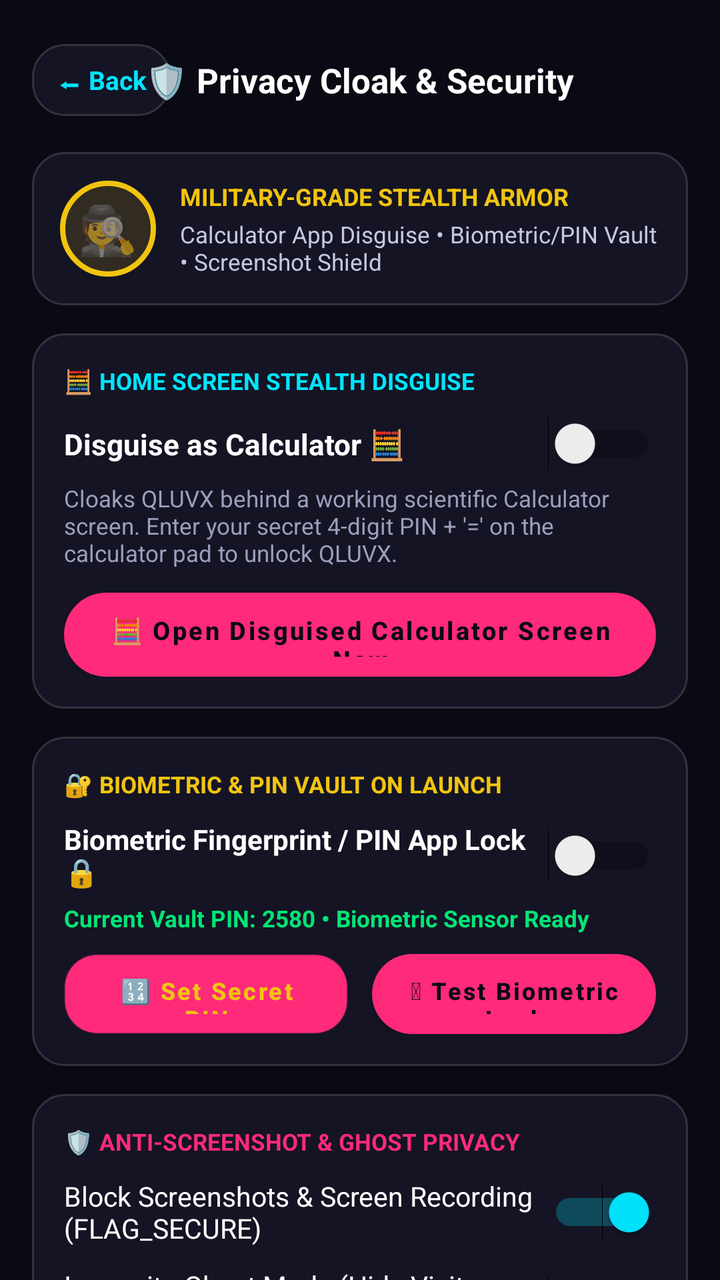
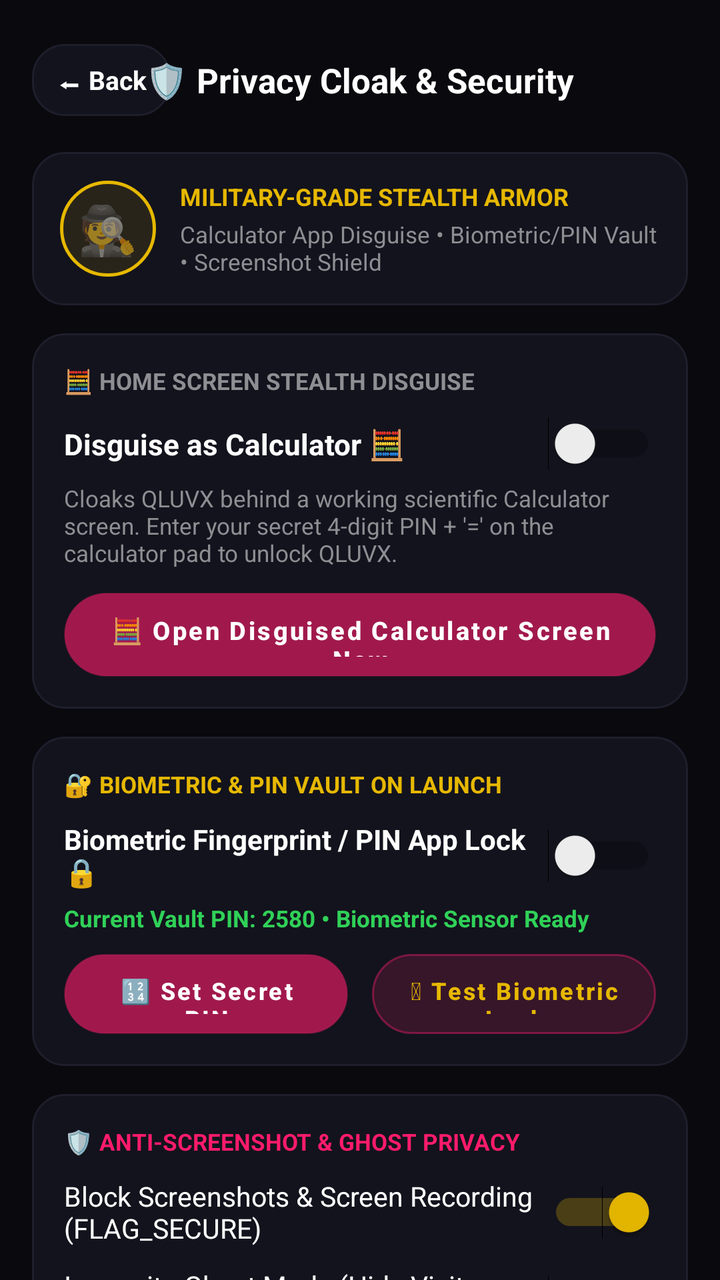

Two renders of the same Android screen: before a commit and after it. Below are the layout's source before the change and the commit's diff.
<!-- AndroidManifest.xml: application theme Theme.QLUVX -->
<!-- res/layout/activity_privacy_security.xml -->
<?xml version="1.0" encoding="utf-8"?>
<ScrollView xmlns:android="http://schemas.android.com/apk/res/android"
    android:layout_width="match_parent"
    android:layout_height="match_parent"
    android:background="#0A0A14"
    android:fillViewport="true"
    android:scrollbars="none">

    <LinearLayout
        android:layout_width="match_parent"
        android:layout_height="wrap_content"
        android:orientation="vertical"
        android:padding="16dp">

        
        <RelativeLayout
            android:layout_width="match_parent"
            android:layout_height="48dp">

            <TextView
                android:id="@+id/btnBackPrivacy"
                android:layout_width="wrap_content"
                android:layout_height="36dp"
                android:layout_centerVertical="true"
                android:background="@drawable/bg_walla_glass_card"
                android:gravity="center"
                android:paddingHorizontal="12dp"
                android:text="⬅ Back"
                android:textColor="#00E5FF"
                android:textSize="13sp"
                android:textStyle="bold" />

            <TextView
                android:layout_width="wrap_content"
                android:layout_height="wrap_content"
                android:layout_centerInParent="true"
                android:text="🛡️ Privacy Cloak &amp; Security"
                android:textColor="#FFFFFF"
                android:textSize="17sp"
                android:textStyle="bold" />
        </RelativeLayout>

        
        <LinearLayout
            android:layout_width="match_parent"
            android:layout_height="wrap_content"
            android:layout_marginTop="12dp"
            android:background="@drawable/bg_walla_glass_card"
            android:gravity="center_vertical"
            android:orientation="horizontal"
            android:padding="14dp">

            <TextView
                android:layout_width="48dp"
                android:layout_height="48dp"
                android:background="@drawable/bg_seat_neon_gold"
                android:gravity="center"
                android:text="🕵️"
                android:textSize="24sp" />

            <LinearLayout
                android:layout_width="0dp"
                android:layout_height="wrap_content"
                android:layout_marginStart="12dp"
                android:layout_weight="1"
                android:orientation="vertical">

                <TextView
                    android:id="@+id/tvCloakStatusHeadline"
                    android:layout_width="wrap_content"
                    android:layout_height="wrap_content"
                    android:text="MILITARY-GRADE STEALTH ARMOR"
                    android:textColor="#F1C40F"
                    android:textSize="12sp"
                    android:textStyle="bold" />

                <TextView
                    android:id="@+id/tvCloakStatusSub"
                    android:layout_width="wrap_content"
                    android:layout_height="wrap_content"
                    android:layout_marginTop="3dp"
                    android:text="Calculator App Disguise • Biometric/PIN Vault • Screenshot Shield"
                    android:textColor="#C7C7E2"
                    android:textSize="11.5sp" />
            </LinearLayout>
        </LinearLayout>

        
        <LinearLayout
            android:layout_width="match_parent"
            android:layout_height="wrap_content"
            android:layout_marginTop="14dp"
            android:background="@drawable/bg_walla_glass_card"
            android:orientation="vertical"
            android:padding="16dp">

            <TextView
                android:layout_width="wrap_content"
                android:layout_height="wrap_content"
                android:text="🧮 HOME SCREEN STEALTH DISGUISE"
                android:textColor="#00E5FF"
                android:textSize="11.5sp"
                android:textStyle="bold" />

            <Switch
                android:id="@+id/swDisguiseCalculator"
                android:layout_width="match_parent"
                android:layout_height="wrap_content"
                android:layout_marginTop="10dp"
                android:text="Disguise as Calculator 🧮"
                android:textColor="#FFFFFF"
                android:textSize="14.5sp"
                android:textStyle="bold" />

            <TextView
                android:layout_width="match_parent"
                android:layout_height="wrap_content"
                android:layout_marginTop="6dp"
                android:text="Cloaks QLUVX behind a working scientific Calculator screen. Enter your secret 4-digit PIN + '=' on the calculator pad to unlock QLUVX."
                android:textColor="#9E9EBC"
                android:textSize="11.5sp" />

            <Button
                android:id="@+id/btnTestCalculatorCloak"
                android:layout_width="match_parent"
                android:layout_height="42dp"
                android:layout_marginTop="12dp"
                android:background="@drawable/bg_walla_cyan_pill"
                android:text="🧮 Open Disguised Calculator Screen Now"
                android:textAllCaps="false"
                android:textColor="#0A0A14"
                android:textSize="12.5sp"
                android:textStyle="bold" />
        </LinearLayout>

        
        <LinearLayout
            android:layout_width="match_parent"
            android:layout_height="wrap_content"
            android:layout_marginTop="14dp"
            android:background="@drawable/bg_walla_glass_card"
            android:orientation="vertical"
            android:padding="16dp">

            <TextView
                android:layout_width="wrap_content"
                android:layout_height="wrap_content"
                android:text="🔐 BIOMETRIC &amp; PIN VAULT ON LAUNCH"
                android:textColor="#F1C40F"
                android:textSize="11.5sp"
                android:textStyle="bold" />

            <Switch
                android:id="@+id/swBiometricPinLock"
                android:layout_width="match_parent"
                android:layout_height="wrap_content"
                android:layout_marginTop="10dp"
                android:text="Biometric Fingerprint / PIN App Lock 🔒"
                android:textColor="#FFFFFF"
                android:textSize="14sp"
                android:textStyle="bold" />

            <TextView
                android:id="@+id/tvCurrentPinDisplay"
                android:layout_width="wrap_content"
                android:layout_height="wrap_content"
                android:layout_marginTop="6dp"
                android:text="Current Vault PIN: 2580 • Biometric Sensor Ready"
                android:textColor="#00E676"
                android:textSize="11.5sp"
                android:textStyle="bold" />

            <LinearLayout
                android:layout_width="match_parent"
                android:layout_height="wrap_content"
                android:layout_marginTop="10dp"
                android:orientation="horizontal"
                android:weightSum="2">

                <Button
                    android:id="@+id/btnChangePinCode"
                    android:layout_width="0dp"
                    android:layout_height="40dp"
                    android:layout_marginEnd="6dp"
                    android:layout_weight="1"
                    android:background="@drawable/bg_walla_glass_card"
                    android:text="🔢 Set Secret PIN"
                    android:textAllCaps="false"
                    android:textColor="#F1C40F"
                    android:textSize="12sp"
                    android:textStyle="bold" />

                <Button
                    android:id="@+id/btnTestBiometricScan"
                    android:layout_width="0dp"
                    android:layout_height="40dp"
                    android:layout_marginStart="6dp"
                    android:layout_weight="1"
                    android:background="@drawable/bg_walla_gold_pill"
                    android:text="🫆 Test Biometric Lock"
                    android:textAllCaps="false"
                    android:textColor="#0A0A14"
                    android:textSize="12sp"
                    android:textStyle="bold" />
            </LinearLayout>
        </LinearLayout>

        
        <LinearLayout
            android:layout_width="match_parent"
            android:layout_height="wrap_content"
            android:layout_marginTop="14dp"
            android:background="@drawable/bg_walla_glass_card"
            android:orientation="vertical"
            android:padding="16dp">

            <TextView
                android:layout_width="wrap_content"
                android:layout_height="wrap_content"
                android:text="🛡️ ANTI-SCREENSHOT &amp; GHOST PRIVACY"
                android:textColor="#FF2A7A"
                android:textSize="11.5sp"
                android:textStyle="bold" />

            <Switch
                android:id="@+id/swScreenshotShield"
                android:layout_width="match_parent"
                android:layout_height="wrap_content"
                android:layout_marginTop="10dp"
                android:checked="true"
                android:text="Block Screenshots &amp; Screen Recording (FLAG_SECURE)"
                android:textColor="#FFFFFF"
                android:textSize="13.5sp" />

            <Switch
                android:id="@+id/swGhostStealth"
                android:layout_width="match_parent"
                android:layout_height="wrap_content"
                android:layout_marginTop="10dp"
                android:text="Incognito Ghost Mode (Hide Visit Footprints)"
                android:textColor="#FFFFFF"
                android:textSize="13.5sp" />
        </LinearLayout>

        
        <LinearLayout
            android:layout_width="match_parent"
            android:layout_height="wrap_content"
            android:layout_marginTop="16dp"
            android:layout_marginBottom="24dp"
            android:background="@drawable/bg_walla_glass_card"
            android:orientation="vertical"
            android:padding="16dp">

            <TextView
                android:layout_width="wrap_content"
                android:layout_height="wrap_content"
                android:text="🚨 INSTANT EMERGENCY PROTECTION"
                android:textColor="#FF5252"
                android:textSize="11.5sp"
                android:textStyle="bold" />

            <TextView
                android:layout_width="match_parent"
                android:layout_height="wrap_content"
                android:layout_marginTop="4dp"
                android:text="Instantly scrubs active screen from Android Recents and terminates QLUVX in 1 tap."
                android:textColor="#C7C7E2"
                android:textSize="11.5sp" />

            <Button
                android:id="@+id/btnEmergencyPanicExit"
                android:layout_width="match_parent"
                android:layout_height="52dp"
                android:layout_marginTop="12dp"
                android:background="@drawable/bg_walla_pink_pill"
                android:text="1-Tap Emergency Panic Exit 🚨"
                android:textAllCaps="false"
                android:textColor="#FFFFFF"
                android:textSize="15sp"
                android:textStyle="bold" />
        </LinearLayout>

    </LinearLayout>
</ScrollView>
<!-- resources referenced by this layout -->
<resources>
  <!-- drawable bg_seat_neon_gold (drawable) -->
  <?xml version="1.0" encoding="utf-8"?>
  <shape xmlns:android="http://schemas.android.com/apk/res/android"
      android:shape="oval">
      <solid android:color="#22F1C40F" />
      <stroke
          android:width="2.5dp"
          android:color="#F1C40F" />
  </shape>
  <!-- drawable bg_walla_cyan_pill (drawable) -->
  <?xml version="1.0" encoding="utf-8"?>
  <shape xmlns:android="http://schemas.android.com/apk/res/android"
      android:shape="rectangle">
      <gradient
          android:angle="0"
          android:endColor="#00B0FF"
          android:startColor="#00E5FF" />
      <corners android:radius="999dp" />
  </shape>
  <!-- drawable bg_walla_glass_card (drawable) -->
  <?xml version="1.0" encoding="utf-8"?>
  <shape xmlns:android="http://schemas.android.com/apk/res/android"
      android:shape="rectangle">
      <solid android:color="#141424" />
      <corners android:radius="16dp" />
      <stroke
          android:width="1dp"
          android:color="#26FFFFFF" />
  </shape>
  <!-- drawable bg_walla_gold_pill (drawable) -->
  <?xml version="1.0" encoding="utf-8"?>
  <shape xmlns:android="http://schemas.android.com/apk/res/android"
      android:shape="rectangle">
      <gradient
          android:angle="0"
          android:endColor="#FF8F00"
          android:startColor="#F1C40F" />
      <corners android:radius="999dp" />
  </shape>
  <!-- drawable bg_walla_pink_pill (drawable) -->
  <?xml version="1.0" encoding="utf-8"?>
  <shape xmlns:android="http://schemas.android.com/apk/res/android"
      android:shape="rectangle">
      <gradient
          android:angle="0"
          android:endColor="#FF5252"
          android:startColor="#FF2A7A" />
      <corners android:radius="999dp" />
  </shape>
  <style name="Theme.QLUVX" parent="Theme.MaterialComponents.DayNight.NoActionBar">
          <item name="colorPrimary">@color/walla_pink_neon</item>
          <item name="colorPrimaryVariant">@color/walla_surface_obsidian</item>
          <item name="colorSecondary">@color/walla_cyan_neon</item>
          <item name="android:windowBackground">@color/walla_bg_velvet</item>
          <item name="android:statusBarColor">#0A0A14</item>
          <item name="android:navigationBarColor">#101020</item>
          <item name="android:textColorPrimary">@color/qluvx_text_primary</item>
          <item name="android:textColorSecondary">@color/qluvx_text_secondary</item>
      </style>
  <color name="walla_pink_neon">#FF2A7A</color>
  <color name="walla_surface_obsidian">#141424</color>
  <color name="walla_cyan_neon">#00E5FF</color>
  <color name="walla_bg_velvet">#0A0A14</color>
  <color name="qluvx_text_primary">#FFFFFF</color>
  <color name="qluvx_text_secondary">#C7C7E2</color>
</resources>

<!-- the commit's change to res/layout/activity_privacy_security.xml (unified diff, before → after) -->
@@ -2,7 +2,7 @@
 <ScrollView xmlns:android="http://schemas.android.com/apk/res/android"
     android:layout_width="match_parent"
     android:layout_height="match_parent"
-    android:background="#0A0A14"
+    android:background="#09090E"
     android:fillViewport="true"
     android:scrollbars="none">
 
@@ -26,7 +26,7 @@
                 android:gravity="center"
                 android:paddingHorizontal="12dp"
                 android:text="⬅ Back"
-                android:textColor="#00E5FF"
+                android:textColor="#FFFFFF"
                 android:textSize="13sp"
                 android:textStyle="bold" />
 
@@ -70,7 +70,7 @@
                     android:layout_width="wrap_content"
                     android:layout_height="wrap_content"
                     android:text="MILITARY-GRADE STEALTH ARMOR"
-                    android:textColor="#F1C40F"
+                    android:textColor="#E6B800"
                     android:textSize="12sp"
                     android:textStyle="bold" />
 
@@ -80,7 +80,7 @@
                     android:layout_height="wrap_content"
                     android:layout_marginTop="3dp"
                     android:text="Calculator App Disguise • Biometric/PIN Vault • Screenshot Shield"
-                    android:textColor="#C7C7E2"
+                    android:textColor="#8E8E93"
                     android:textSize="11.5sp" />
             </LinearLayout>
         </LinearLayout>
@@ -98,7 +98,7 @@
                 android:layout_width="wrap_content"
                 android:layout_height="wrap_content"
                 android:text="🧮 HOME SCREEN STEALTH DISGUISE"
-                android:textColor="#00E5FF"
+                android:textColor="#8E8E93"
                 android:textSize="11.5sp"
                 android:textStyle="bold" />
 
@@ -117,7 +117,7 @@
                 android:layout_height="wrap_content"
                 android:layout_marginTop="6dp"
                 android:text="Cloaks QLUVX behind a working scientific Calculator screen. Enter your secret 4-digit PIN + '=' on the calculator pad to unlock QLUVX."
-                android:textColor="#9E9EBC"
+                android:textColor="#8E8E93"
                 android:textSize="11.5sp" />
 
             <Button
@@ -125,10 +125,10 @@
                 android:layout_width="match_parent"
                 android:layout_height="42dp"
                 android:layout_marginTop="12dp"
-                android:background="@drawable/bg_walla_cyan_pill"
+                android:background="@drawable/bg_walla_pill_dark"
                 android:text="🧮 Open Disguised Calculator Screen Now"
                 android:textAllCaps="false"
-                android:textColor="#0A0A14"
+                android:textColor="#FFFFFF"
                 android:textSize="12.5sp"
                 android:textStyle="bold" />
         </LinearLayout>
@@ -146,7 +146,7 @@
                 android:layout_width="wrap_content"
                 android:layout_height="wrap_content"
                 android:text="🔐 BIOMETRIC &amp; PIN VAULT ON LAUNCH"
-                android:textColor="#F1C40F"
+                android:textColor="#E6B800"
                 android:textSize="11.5sp"
                 android:textStyle="bold" />
 
@@ -166,7 +166,7 @@
                 android:layout_height="wrap_content"
                 android:layout_marginTop="6dp"
                 android:text="Current Vault PIN: 2580 • Biometric Sensor Ready"
-                android:textColor="#00E676"
+                android:textColor="#30D158"
                 android:textSize="11.5sp"
                 android:textStyle="bold" />
 
@@ -183,10 +183,10 @@
                     android:layout_height="40dp"
                     android:layout_marginEnd="6dp"
                     android:layout_weight="1"
-                    android:background="@drawable/bg_walla_glass_card"
+                    android:background="@drawable/bg_walla_pill_dark"
                     android:text="🔢 Set Secret PIN"
                     android:textAllCaps="false"
-                    android:textColor="#F1C40F"
+                    android:textColor="#FFFFFF"
                     android:textSize="12sp"
                     android:textStyle="bold" />
 
@@ -199,7 +199,7 @@
                     android:background="@drawable/bg_walla_gold_pill"
                     android:text="🫆 Test Biometric Lock"
                     android:textAllCaps="false"
-                    android:textColor="#0A0A14"
+                    android:textColor="#E6B800"
                     android:textSize="12sp"
                     android:textStyle="bold" />
             </LinearLayout>
@@ -218,7 +218,7 @@
                 android:layout_width="wrap_content"
                 android:layout_height="wrap_content"
                 android:text="🛡️ ANTI-SCREENSHOT &amp; GHOST PRIVACY"
-                android:textColor="#FF2A7A"
+                android:textColor="#FF1B6B"
                 android:textSize="11.5sp"
                 android:textStyle="bold" />
 
@@ -256,7 +256,7 @@
                 android:layout_width="wrap_content"
                 android:layout_height="wrap_content"
                 android:text="🚨 INSTANT EMERGENCY PROTECTION"
-                android:textColor="#FF5252"
+                android:textColor="#FF1B6B"
                 android:textSize="11.5sp"
                 android:textStyle="bold" />
 
@@ -265,7 +265,7 @@
                 android:layout_height="wrap_content"
                 android:layout_marginTop="4dp"
                 android:text="Instantly scrubs active screen from Android Recents and terminates QLUVX in 1 tap."
-                android:textColor="#C7C7E2"
+                android:textColor="#8E8E93"
                 android:textSize="11.5sp" />
 
             <Button
<!-- resource entries referenced after the edit -->
@@ -4,40 +4,40 @@
   <?xml version="1.0" encoding="utf-8"?>
   <shape xmlns:android="http://schemas.android.com/apk/res/android"
       android:shape="oval">
-      <solid android:color="#22F1C40F" />
+      <solid android:color="#1AE6B800" />
       <stroke
-          android:width="2.5dp"
-          android:color="#F1C40F" />
-  </shape>
-  <!-- drawable bg_walla_cyan_pill (drawable) -->
-  <?xml version="1.0" encoding="utf-8"?>
-  <shape xmlns:android="http://schemas.android.com/apk/res/android"
-      android:shape="rectangle">
-      <gradient
-          android:angle="0"
-          android:endColor="#00B0FF"
-          android:startColor="#00E5FF" />
-      <corners android:radius="999dp" />
+          android:width="1.5dp"
+          android:color="#E6B800" />
   </shape>
   <!-- drawable bg_walla_glass_card (drawable) -->
   <?xml version="1.0" encoding="utf-8"?>
   <shape xmlns:android="http://schemas.android.com/apk/res/android"
       android:shape="rectangle">
-      <solid android:color="#141424" />
+      <solid android:color="#13131D" />
       <corners android:radius="16dp" />
       <stroke
           android:width="1dp"
-          android:color="#26FFFFFF" />
+          android:color="#1E1E2C" />
   </shape>
   <!-- drawable bg_walla_gold_pill (drawable) -->
   <?xml version="1.0" encoding="utf-8"?>
   <shape xmlns:android="http://schemas.android.com/apk/res/android"
       android:shape="rectangle">
-      <gradient
-          android:angle="0"
-          android:endColor="#FF8F00"
-          android:startColor="#F1C40F" />
+      <solid android:color="#26E6B800" />
       <corners android:radius="999dp" />
+      <stroke
+          android:width="1dp"
+          android:color="#66E6B800" />
+  </shape>
+  <!-- drawable bg_walla_pill_dark (drawable) -->
+  <?xml version="1.0" encoding="utf-8"?>
+  <shape xmlns:android="http://schemas.android.com/apk/res/android"
+      android:shape="rectangle">
+      <solid android:color="#9909090E" />
+      <corners android:radius="999dp" />
+      <stroke
+          android:width="0.8dp"
+          android:color="#28FFFFFF" />
   </shape>
   <!-- drawable bg_walla_pink_pill (drawable) -->
   <?xml version="1.0" encoding="utf-8"?>
@@ -45,25 +45,25 @@
       android:shape="rectangle">
       <gradient
           android:angle="0"
-          android:endColor="#FF5252"
-          android:startColor="#FF2A7A" />
+          android:endColor="#FF4585"
+          android:startColor="#FF1B6B" />
       <corners android:radius="999dp" />
   </shape>
   <style name="Theme.QLUVX" parent="Theme.MaterialComponents.DayNight.NoActionBar">
           <item name="colorPrimary">@color/walla_pink_neon</item>
           <item name="colorPrimaryVariant">@color/walla_surface_obsidian</item>
-          <item name="colorSecondary">@color/walla_cyan_neon</item>
+          <item name="colorSecondary">@color/walla_gold_royal</item>
           <item name="android:windowBackground">@color/walla_bg_velvet</item>
-          <item name="android:statusBarColor">#0A0A14</item>
-          <item name="android:navigationBarColor">#101020</item>
+          <item name="android:statusBarColor">#09090E</item>
+          <item name="android:navigationBarColor">#000000</item>
           <item name="android:textColorPrimary">@color/qluvx_text_primary</item>
           <item name="android:textColorSecondary">@color/qluvx_text_secondary</item>
       </style>
-  <color name="walla_pink_neon">#FF2A7A</color>
-  <color name="walla_surface_obsidian">#141424</color>
-  <color name="walla_cyan_neon">#00E5FF</color>
-  <color name="walla_bg_velvet">#0A0A14</color>
+  <color name="walla_pink_neon">#FF1B6B</color>
+  <color name="walla_surface_obsidian">#13131D</color>
+  <color name="walla_gold_royal">#E6B800</color>
+  <color name="walla_bg_velvet">#09090E</color>
   <color name="qluvx_text_primary">#FFFFFF</color>
-  <color name="qluvx_text_secondary">#C7C7E2</color>
+  <color name="qluvx_text_secondary">#8E8E93</color>
 </resources>
 
